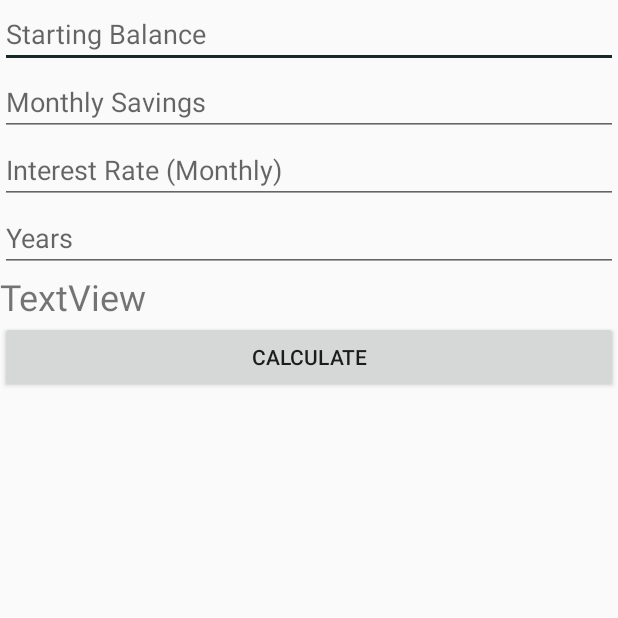
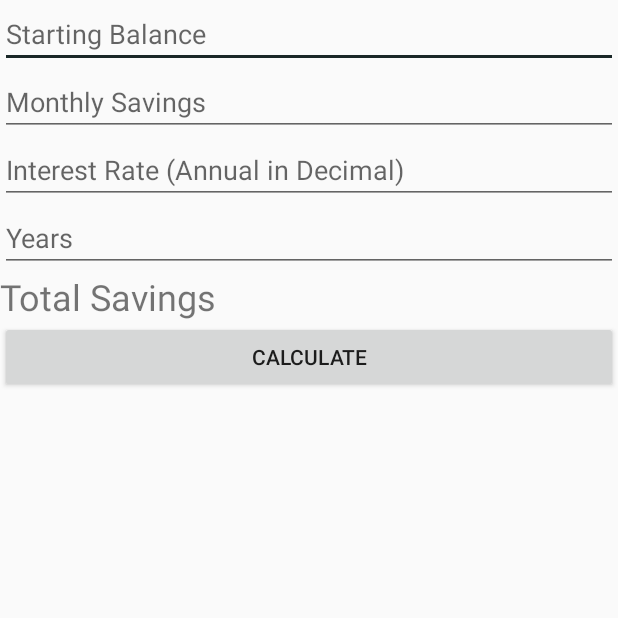
Before and after one commit to Synix12345/INFS3605FinancialLiteracy, an Android app: the InvestingActivity screen opened directly, with no data from a screen before it, on a phone screen of 412 x 824 dp, the top half of it. Run offline under Robolectric (Android 15) with nearby library versions, the light colour scheme and no system bars.

Commit message:
changed end value to be 2dp

```diff
--- a/app/src/main/java/com/example/infs3605financialliteracy/Activities/InvestingActivity.java
+++ b/app/src/main/java/com/example/infs3605financialliteracy/Activities/InvestingActivity.java
@@ -11,6 +11,8 @@ import android.widget.TextView;
 
 import com.example.infs3605financialliteracy.R;
 
+import java.text.DecimalFormat;
+
 public class InvestingActivity extends AppCompatActivity {
 
     EditText Tstartingbalance;
@@ -21,6 +23,7 @@ public class InvestingActivity extends AppCompatActivity {
     Button calcbutton;
     double startingbalance,interestrate,monthlysavings,endingbalance,interestPrinciple,futurevalue;
     int years;
+    private static DecimalFormat df2 = new DecimalFormat("#.##");
 
 
     @Override
@@ -35,6 +38,7 @@ public class InvestingActivity extends AppCompatActivity {
         Tinterestrate=findViewById(R.id.intrate);
         Tmonthlysavings=findViewById(R.id.monthlysavings);
         Tendingbalance=findViewById(R.id.endingbalance);
+
 
         calcbutton=findViewById(R.id.btn_calc);
         calcbutton.setOnClickListener((new View.OnClickListener(){
@@ -54,9 +58,8 @@ public class InvestingActivity extends AppCompatActivity {
 
                 endingbalance=futurevalue+interestPrinciple;
 
-                String stringdouble = Double.toString(endingbalance);
 
-                Tendingbalance.setText(stringdouble);
+                Tendingbalance.setText(String.format("%.2f", endingbalance));
 
             }
 
--- a/app/src/main/res/layout/activity_investing.xml
+++ b/app/src/main/res/layout/activity_investing.xml
@@ -32,7 +32,7 @@
             android:layout_width="match_parent"
             android:layout_height="wrap_content"
             android:ems="10"
-            android:hint="Interest Rate (Monthly)"
+            android:hint="Interest Rate (Annual in Decimal)"
             android:inputType="numberDecimal" />
 
         <EditText
@@ -47,7 +47,7 @@
             android:id="@+id/endingbalance"
             android:layout_width="match_parent"
             android:layout_height="wrap_content"
-            android:text="TextView"
+            android:text="Total Savings"
             android:textSize="24sp" />
 
         <Button
```
